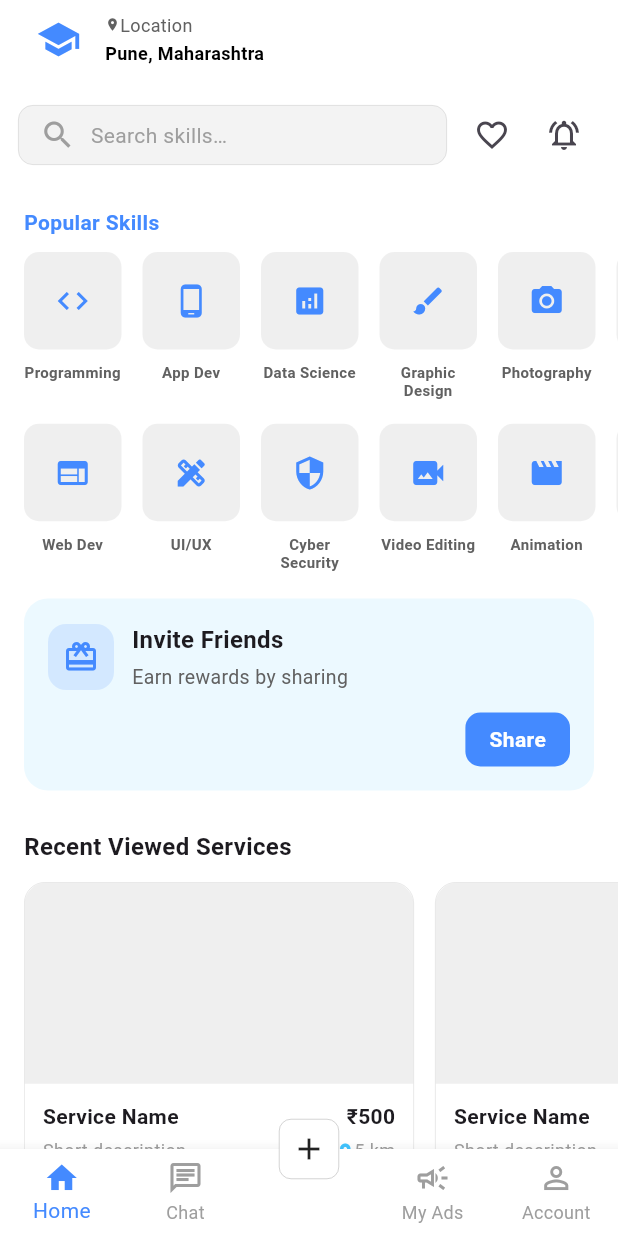
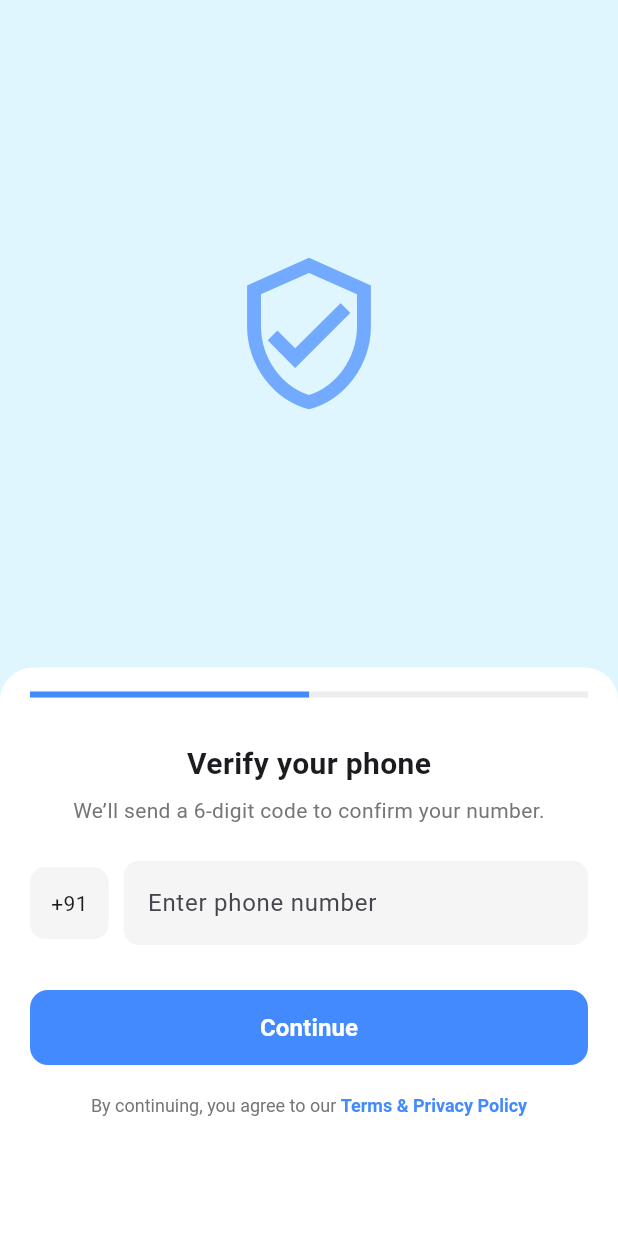
Before and after one commit to Akshay-Panika/Skills_app, a Flutter app: the screen it shows after launch, after a tap on "Skip", on a phone screen of 412 x 824 dp. Run offline on Flutter 3.47's test engine with Material 3 defaults, Android fonts, the phone set to English and light mode, and no system bars; our stand-ins replace share_plus.

Commit message:
git commit -m "first commit"

```diff
--- a/lib/features/ads/screen/ads_screen.dart
+++ b/lib/features/ads/screen/ads_screen.dart
@@ -15,7 +15,7 @@ class AdsScreen extends StatelessWidget {
           title: const Text("My Ads"),
           centerTitle: false,
           actions: [
-            IconButton(onPressed: () {}, icon: const Icon(Icons.search)),
+            IconButton(onPressed: () {}, icon: const Icon(Icons.more_vert)),
           ],
           bottom: const TabBar(
             labelColor: Colors.black,
--- /dev/null
+++ b/lib/features/auth/screen/auth_screen.dart
@@ -0,0 +1,264 @@
+import 'package:flutter/material.dart';
+import 'package:flutter/gestures.dart';
+import 'package:skills_app/features/dashboard/screen/dashboard_screen.dart';
+
+class AuthScreen extends StatefulWidget {
+  const AuthScreen({super.key});
+
+  @override
+  State<AuthScreen> createState() => _AuthScreenState();
+}
+
+class _AuthScreenState extends State<AuthScreen> {
+  bool isOtpSent = false;
+  int resendSeconds = 30;
+
+  final phoneController = TextEditingController();
+
+  final List<TextEditingController> otpControllers =
+  List.generate(6, (index) => TextEditingController());
+
+  final List<FocusNode> focusNodes =
+  List.generate(6, (index) => FocusNode());
+
+  String get otpCode => otpControllers.map((e) => e.text).join();
+
+  void verifyPhone() {
+    if (phoneController.text.length >= 10) {
+      setState(() => isOtpSent = true);
+    }
+  }
+
+  void verifyOtp() {
+    if (otpCode.length == 6) {
+      debugPrint("OTP = $otpCode");
+      Navigator.pushReplacement(context, MaterialPageRoute(builder: (context) => DashboardScreen(),));
+    }
+  }
+
+  Widget buildOtpBox(int index) {
+    return SizedBox(
+      width: 52,
+      child: TextField(
+        controller: otpControllers[index],
+        focusNode: focusNodes[index],
+        keyboardType: TextInputType.number,
+        textAlign: TextAlign.center,
+        maxLength: 1,
+        decoration: InputDecoration(
+          counterText: "",
+          filled: true,
+          fillColor: Colors.grey.shade100,
+          border: OutlineInputBorder(
+            borderRadius: BorderRadius.circular(10),
+            borderSide: BorderSide.none,
+          ),
+        ),
+        onChanged: (value) {
+          if (value.isNotEmpty && index < 5) {
+            focusNodes[index + 1].requestFocus();
+          }
+          if (value.isEmpty && index > 0) {
+            focusNodes[index - 1].requestFocus();
+          }
+        },
+      ),
+    );
+  }
+
+  Widget buildAnimatedInput() {
+    return AnimatedSwitcher(
+      duration: const Duration(milliseconds: 350),
+      transitionBuilder: (child, animation) {
+        return SlideTransition(
+          position: Tween<Offset>(
+            begin: const Offset(0, .15),
+            end: Offset.zero,
+          ).animate(animation),
+          child: FadeTransition(opacity: animation, child: child),
+        );
+      },
+      child: isOtpSent
+          ? Row(
+        key: const ValueKey("otp"),
+        mainAxisAlignment: MainAxisAlignment.spaceBetween,
+        children: List.generate(6, (index) => buildOtpBox(index)),
+      )
+          : Row(
+        key: const ValueKey("phone"),
+        children: [
+          Container(
+            padding:
+            const EdgeInsets.symmetric(horizontal: 14, vertical: 14),
+            decoration: BoxDecoration(
+              color: Colors.grey.shade100,
+              borderRadius: BorderRadius.circular(10),
+            ),
+            child: const Text('+91'),
+          ),
+          const SizedBox(width: 10),
+          Expanded(
+            child: TextField(
+              controller: phoneController,
+              keyboardType: TextInputType.phone,
+              decoration: InputDecoration(
+                hintText: 'Enter phone number',
+                filled: true,
+                fillColor: Colors.grey.shade100,
+                border: OutlineInputBorder(
+                  borderRadius: BorderRadius.circular(10),
+                  borderSide: BorderSide.none,
+                ),
+              ),
+            ),
+          ),
+        ],
+      ),
+    );
+  }
+
+  Widget buildAnimatedProgress() {
+    return TweenAnimationBuilder(
+      tween: Tween<double>(begin: 0, end: isOtpSent ? 1 : .5),
+      duration: const Duration(milliseconds: 400),
+      builder: (context, value, child) {
+        return LinearProgressIndicator(
+          value: value,
+          backgroundColor: Colors.grey.shade200,
+          color: Colors.blueAccent,
+        );
+      },
+    );
+  }
+
+  @override
+  Widget build(BuildContext context) {
+    return Scaffold(
+      backgroundColor: Colors.white,
+      body: Container(
+        color: Colors.lightBlueAccent.withOpacity(0.16),
+        child: Column(
+          mainAxisAlignment: MainAxisAlignment.spaceBetween,
+          children: [
+            Expanded(
+              child: Center(
+                child: Icon(
+                  Icons.verified_user_outlined,
+                  size: 110,
+                  color: Colors.blueAccent.withOpacity(.7),
+                ),
+              ),
+            ),
+
+            Container(
+              padding: const EdgeInsets.symmetric(horizontal: 20),
+              decoration: const BoxDecoration(
+                color: Colors.white,
+                borderRadius: BorderRadius.only(
+                  topLeft: Radius.circular(22),
+                  topRight: Radius.circular(22),
+                ),
+              ),
+              child: Column(
+                mainAxisSize: MainAxisSize.min,
+                children: [
+                  const SizedBox(height: 16),
+                  buildAnimatedProgress(),
+                  const SizedBox(height: 30),
+
+                  Text(
+                    isOtpSent
+                        ? 'Enter verification code'
+                        : 'Verify your phone',
+                    style: const TextStyle(
+                        fontWeight: FontWeight.w700, fontSize: 20),
+                  ),
+
+                  const SizedBox(height: 6),
+
+                  Text(
+                    isOtpSent
+                        ? 'Code sent to +91 ${phoneController.text}'
+                        : 'We’ll send a 6-digit code to confirm your number.',
+                    textAlign: TextAlign.center,
+                    style: TextStyle(color: Colors.grey.shade600),
+                  ),
+
+                  const SizedBox(height: 24),
+                  buildAnimatedInput(),
+
+                  if (isOtpSent) ...[
+                    const SizedBox(height: 18),
+                    Row(
+                      mainAxisAlignment: MainAxisAlignment.spaceBetween,
+                      children: [
+                        Text(
+                          "Didn’t receive code? Resend in 00:$resendSeconds",
+                          style: TextStyle(
+                              color: Colors.grey.shade600, fontSize: 13),
+                        ),
+                        TextButton(
+                          onPressed: () =>
+                              setState(() => isOtpSent = false),
+                          child: const Text("Change number"),
+                        ),
+                      ],
+                    ),
+                  ],
+
+                  const SizedBox(height: 30),
+
+                  SizedBox(
+                    width: double.infinity,
+                    height: 50,
+                    child: ElevatedButton(
+                      onPressed: isOtpSent ? verifyOtp : verifyPhone,
+                      style: ElevatedButton.styleFrom(
+                        backgroundColor: Colors.blueAccent,
+                        foregroundColor: Colors.white,
+                        elevation: 0,
+                        shape: RoundedRectangleBorder(
+                          borderRadius: BorderRadius.circular(12),
+                        ),
+                      ),
+                      child: Text(
+                        isOtpSent ? 'Verify OTP' : 'Continue',
+                        style: const TextStyle(
+                            fontWeight: FontWeight.w600, fontSize: 16),
+                      ),
+                    ),
+                  ),
+
+                  const SizedBox(height: 20),
+
+                  RichText(
+                    textAlign: TextAlign.center,
+                    text: TextSpan(
+                      style:
+                      TextStyle(color: Colors.grey.shade600, fontSize: 12),
+                      children: [
+                        const TextSpan(
+                          text: "By continuing, you agree to our ",
+                        ),
+                        TextSpan(
+                          text: "Terms & Privacy Policy",
+                          style: const TextStyle(
+                              color: Colors.blueAccent,
+                              fontWeight: FontWeight.w600),
+                          recognizer: TapGestureRecognizer()
+                            ..onTap = () {},
+                        ),
+                      ],
+                    ),
+                  ),
+
+                  const SizedBox(height: 80),
+                ],
+              ),
+            ),
+          ],
+        ),
+      ),
+    );
+  }
+}
--- a/lib/features/auth/screen/intro_screen.dart
+++ b/lib/features/auth/screen/intro_screen.dart
@@ -1,5 +1,7 @@
 import 'package:flutter/material.dart';
 import 'package:skills_app/features/dashboard/screen/dashboard_screen.dart';
+
+import 'auth_screen.dart';
 
 class IntroScreen extends StatefulWidget {
   const IntroScreen({super.key});
@@ -33,7 +35,7 @@ class _IntroScreenState extends State<IntroScreen> {
   void _goToDashboard() {
     if (!mounted) return;
     Navigator.of(context).pushReplacement(
-      MaterialPageRoute(builder: (_) => const DashboardScreen()),
+      MaterialPageRoute(builder: (_) => const AuthScreen()),
     );
   }
 
@@ -47,12 +49,13 @@ class _IntroScreenState extends State<IntroScreen> {
   Widget build(BuildContext context) {
     return Scaffold(
       body: Container(
-        decoration: const BoxDecoration(
-          gradient: LinearGradient(
-            colors: [Colors.blueAccent, Colors.lightBlueAccent],
-            begin: Alignment.topLeft,
-            end: Alignment.bottomRight,
-          ),
+        decoration:  BoxDecoration(
+          color: Colors.lightBlueAccent.withOpacity(0.16)
+          // gradient: LinearGradient(
+          //   colors: [Colors.blueAccent, Colors.lightBlueAccent],
+          //   begin: Alignment.topLeft,
+          //   end: Alignment.bottomRight,
+          // ),
         ),
         child: SafeArea(
           child: Column(
@@ -65,7 +68,7 @@ class _IntroScreenState extends State<IntroScreen> {
                   onPressed: _goToDashboard,
                   child: const Text(
                     "Skip",
-                    style: TextStyle(color: Colors.white),
+                    style: TextStyle(color: Colors.blueAccent),
                   ),
                 ),
               ),
@@ -86,7 +89,7 @@ class _IntroScreenState extends State<IntroScreen> {
                           Icon(
                             pages[index]["icon"],
                             size: 130,
-                            color: Colors.white,
+                            color: Colors.blueAccent,
                           ),
                           const SizedBox(height: 40),
                           Text(
@@ -95,7 +98,7 @@ class _IntroScreenState extends State<IntroScreen> {
                             style: const TextStyle(
                               fontSize: 28,
                               fontWeight: FontWeight.bold,
-                              color: Colors.white,
+                              color: Colors.blueAccent,
                             ),
                           ),
                           const SizedBox(height: 16),
@@ -104,7 +107,7 @@ class _IntroScreenState extends State<IntroScreen> {
                             textAlign: TextAlign.center,
                             style: const TextStyle(
                               fontSize: 16,
-                              color: Colors.white70,
+                              color: Colors.blueAccent,
                             ),
                           ),
                         ],
@@ -125,7 +128,7 @@ class _IntroScreenState extends State<IntroScreen> {
                     width: currentIndex == index ? 22 : 8,
                     height: 8,
                     decoration: BoxDecoration(
-                      color: Colors.white,
+                      color: Colors.lightBlueAccent,
                       borderRadius: BorderRadius.circular(10),
                     ),
                   ),
--- a/lib/features/chat/screen/chat_screen.dart
+++ b/lib/features/chat/screen/chat_screen.dart
@@ -83,7 +83,7 @@ class ChatScreen extends StatelessWidget {
           backgroundColor: Colors.white,
           title: const Text('Chat'),
           actions: [
-            IconButton(onPressed: () {}, icon: const Icon(Icons.search)),
+            // IconButton(onPressed: () {}, icon: const Icon(Icons.search)),
             IconButton(onPressed: () {}, icon: const Icon(Icons.more_vert)),
           ],
           bottom: const TabBar(
```
Also changed, not shown: lib/features/account/screen/basic_info_screen.dart (added, +245 -0 lines), lib/features/dashboard/screen/dashboard_screen.dart (+20 -1 lines), lib/features/home/screen/home_screen.dart (+17 -4 lines), lib/features/service/screen/service_details_screen.dart (+15 -9 lines).
